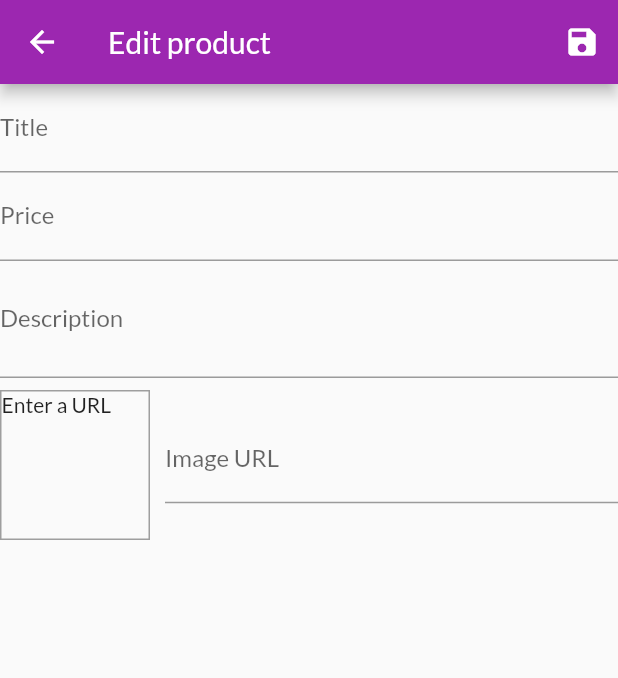
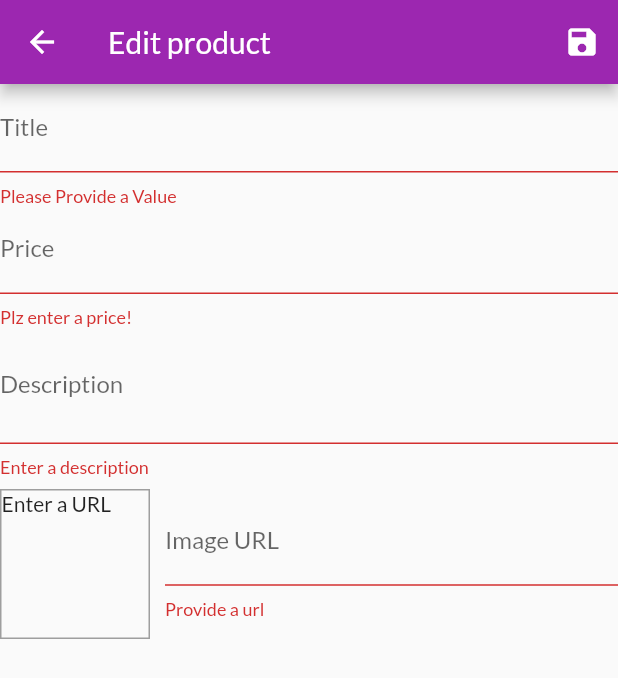
Before and after one commit to Chirag018/MyShops, a Flutter app: the EditProductScreen screen opened by its route, after a tap on the "save" icon, on a phone screen of 412 x 824 dp. Shown: the top 678 px of the screen. Run offline on Flutter 3.47's test engine with Material 2 defaults, Android fonts, the phone set to English and light mode, and no system bars; network calls fail.

Commit message:
adding validation
adding validation to the form field.

```diff
--- a/lib/screens/edit_product_screen.dart
+++ b/lib/screens/edit_product_screen.dart
@@ -43,7 +43,14 @@ class _EditProductScreenState extends State<EditProductScreen> {
   }
 
   void _saveForm() {
+   final isValid= _form.currentState.validate();
+   if(!isValid)
+   return ;
     _form.currentState.save();
+    print(_edittedProduct.title);
+    print(_edittedProduct.price);
+    print(_edittedProduct.description);
+    print(_edittedProduct.imageUrl);
   }
 
   @override
@@ -68,6 +75,11 @@ class _EditProductScreenState extends State<EditProductScreen> {
               onFieldSubmitted: (_) {
                 FocusScope.of(context).requestFocus(_priceFocusNode);
               },
+              validator: (value){
+                if(value.isEmpty)
+                return 'Please Provide a Value';
+                return null;
+              },
               onSaved: (value) {
                 _edittedProduct = Product(
                   id: null,
@@ -86,6 +98,16 @@ class _EditProductScreenState extends State<EditProductScreen> {
               onFieldSubmitted: (_) {
                 FocusScope.of(context).requestFocus(_descriptionFocusNode);
               },
+              validator: (value){
+                if(value.isEmpty)
+                return 'Plz enter a price!';
+                if(double.tryParse(value)==null)
+                return 'Plz enter a valid number';
+                if(double.parse(value)<=0)
+                return 'Enter no. > 0';
+
+                return null;
+              },
               onSaved: (value) {
                 _edittedProduct = Product(
                   id: null,
@@ -101,6 +123,15 @@ class _EditProductScreenState extends State<EditProductScreen> {
               maxLines: 2,
               keyboardType: TextInputType.multiline,
               focusNode: _descriptionFocusNode,
+              validator: (value){
+                if(value.isEmpty)
+                return 'Enter a description';
+                if(value.length < 10)
+                return 'Should be atleast 10 characters';
+
+                return null;
+
+              },
               onSaved: (value) {
                 _edittedProduct = Product(
                   id: null,
@@ -149,6 +180,17 @@ class _EditProductScreenState extends State<EditProductScreen> {
                     onFieldSubmitted: (_) {
                       _saveForm();
                     },
+                    validator: (value)
+                    {
+                      if(value.isEmpty)
+                      return 'Provide a url';
+                      if(!value.startsWith('http') &&!value.startsWith('https') )
+                      return 'Enter a valid url';
+                      if(!value.endsWith('.png')&&!value.endsWith('jpg')&&!value.endsWith('jpeg'))
+                      return 'enter a valid extension file';
+
+                      return null;
+                    },
               onSaved: (value) {
                 _edittedProduct = Product(
                   id: null,
```
